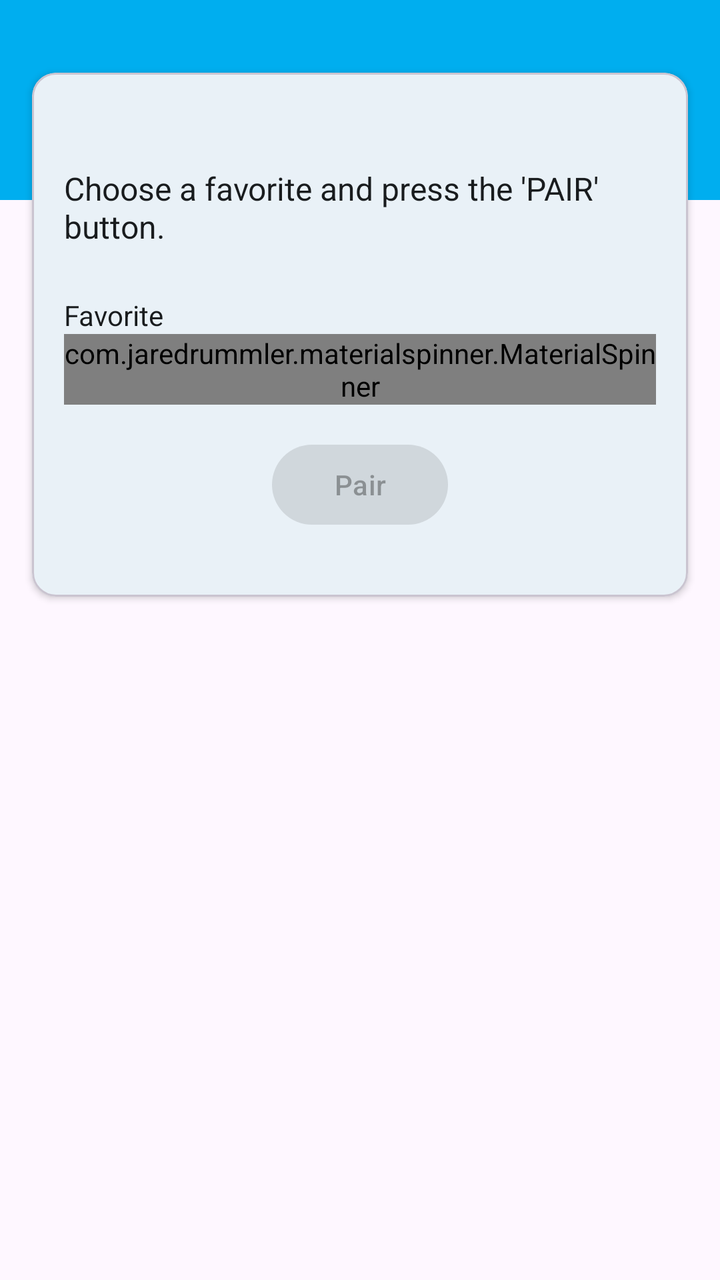
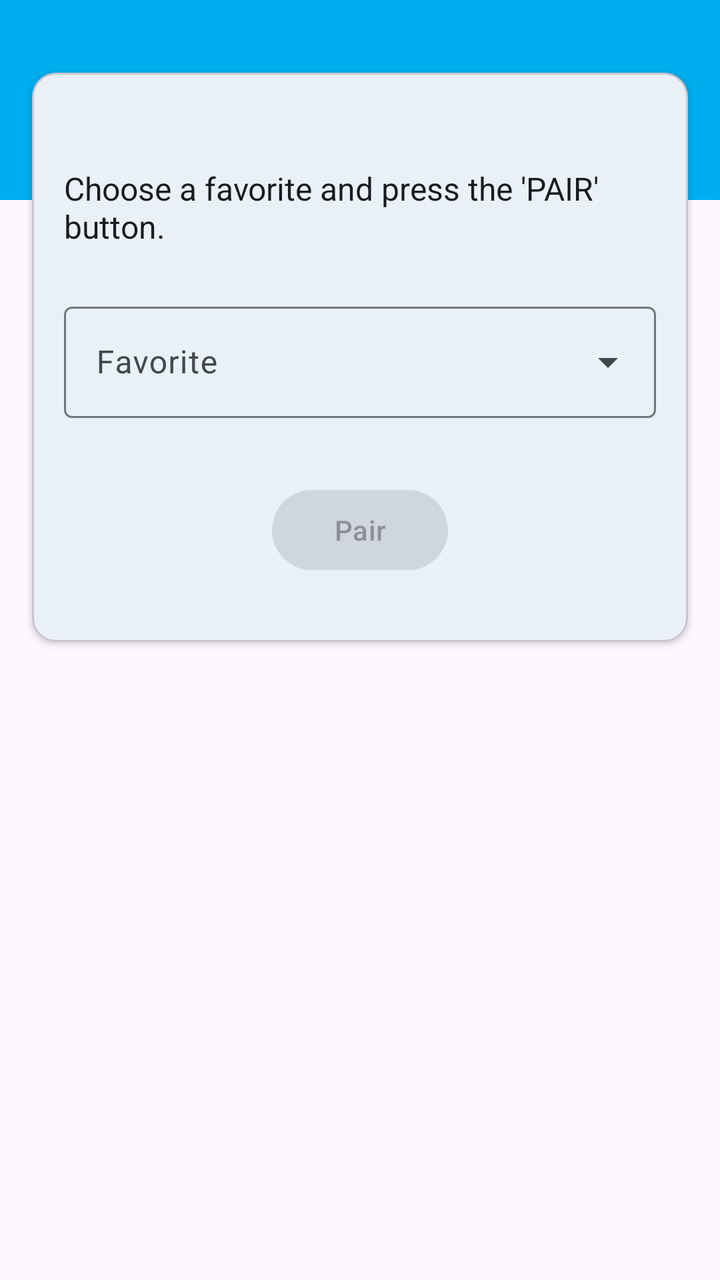

The first picture is an Android layout as it rendered before a commit; the second is the same layout after the commit. The layout source and the unified diff follow.
<!-- AndroidManifest.xml: application theme AppTheme -->
<!-- res/layout/fragment_pair.xml -->
<?xml version="1.0" encoding="utf-8"?>

<androidx.coordinatorlayout.widget.CoordinatorLayout xmlns:android="http://schemas.android.com/apk/res/android"
    xmlns:app="http://schemas.android.com/apk/res-auto"
    xmlns:tools="http://schemas.android.com/tools"
    android:id="@+id/coordinator"
    android:layout_width="match_parent"
    android:layout_height="match_parent"
    android:fitsSystemWindows="true"
    tools:context="com.github.kaiwinter.nfcsonos.main.PairFragment">

    <ScrollView
        android:layout_width="match_parent"
        android:layout_height="match_parent"
        app:layout_behavior="@string/appbar_scrolling_view_behavior">

        <LinearLayout
            android:layout_width="match_parent"
            android:layout_height="wrap_content"
            android:orientation="vertical">

            <LinearLayout
                android:layout_width="match_parent"
                android:layout_height="100dp"
                android:background="@color/colorPrimary"
                android:orientation="vertical"
                android:paddingTop="24dp" />

            <com.google.android.material.card.MaterialCardView
                android:layout_width="match_parent"
                android:layout_height="match_parent"
                android:layout_marginLeft="16dp"
                android:layout_marginTop="-64dp"
                android:layout_marginRight="16dp"
                android:layout_marginBottom="16dp"
                app:cardCornerRadius="12dp"
                app:cardElevation="2dp"
                app:contentPadding="16dp"
                app:contentPaddingTop="0dp">

                <LinearLayout
                    android:layout_width="match_parent"
                    android:layout_height="wrap_content"
                    android:layout_marginBottom="16dp"
                    android:orientation="vertical">

                    <LinearLayout
                        android:id="@+id/loading_container"
                        android:layout_width="match_parent"
                        android:layout_height="wrap_content"
                        android:layout_marginTop="16dp"
                        android:gravity="center"
                        android:orientation="vertical"
                        android:visibility="invisible">

                        <TextView
                            android:id="@+id/loading_description"
                            android:layout_width="match_parent"
                            android:layout_height="wrap_content"
                            style="?attr/textAppearanceBodyMedium" />

                        <com.google.android.material.progressindicator.LinearProgressIndicator
                            android:layout_width="match_parent"
                            android:layout_height="wrap_content"
                            android:indeterminate="true" />
                    </LinearLayout>

                    <TextView
                        android:layout_width="match_parent"
                        android:layout_height="wrap_content"
                        android:layout_marginTop="8dp"
                        android:layout_marginBottom="24dp"
                        android:text="@string/link_tag_description"
                        android:textColor="?attr/colorOnSurface"
                        android:textSize="16sp" />

                    <TextView
                        android:layout_width="match_parent"
                        android:layout_height="wrap_content"
                        android:text="@string/favorite"
                        android:textColor="?attr/colorOnSurface" />

                    <com.jaredrummler.materialspinner.MaterialSpinner
                        android:id="@+id/spinner"
                        android:layout_width="match_parent"
                        android:layout_height="wrap_content" />

                    <TextView
                        android:id="@+id/no_sonos_favorite_hint"
                        android:layout_width="match_parent"
                        android:layout_height="wrap_content"
                        android:text="@string/no_favorites"
                        android:visibility="gone" />

                    <com.google.android.material.button.MaterialButton
                        android:id="@+id/link_button"
                        style="@style/Widget.Material3.Button.TonalButton"
                        android:layout_width="wrap_content"
                        android:layout_height="wrap_content"
                        android:layout_marginTop="@dimen/section_margin"
                        android:layout_gravity="center"
                        android:enabled="false"
                        android:text="@string/pair_button" />

                    <LinearLayout
                        android:id="@+id/error_container"
                        android:layout_width="match_parent"
                        android:layout_height="wrap_content"
                        android:gravity="center"
                        android:orientation="vertical"
                        android:visibility="gone">

                        <TextView
                            android:id="@+id/error_description"
                            style="?attr/textAppearanceBodyLarge"
                            android:layout_width="wrap_content"
                            android:layout_height="wrap_content"
                            android:layout_gravity="center"
                            android:layout_marginTop="@dimen/section_margin"
                            android:layout_marginBottom="8dp" />

                    </LinearLayout>

                </LinearLayout>
            </com.google.android.material.card.MaterialCardView>
        </LinearLayout>
    </ScrollView>
</androidx.coordinatorlayout.widget.CoordinatorLayout>
<!-- resources referenced by this layout -->
<resources>
  <color name="colorPrimary">#00aeef</color>
  <dimen name="section_margin">16dp</dimen>
  <string name="favorite">Favorite</string>
  <string name="link_tag_description">Choose a favorite and press the \'PAIR\' button.</string>
  <string name="no_favorites">No Sonos favorites found. You have to define at least one Sonos favorite in the Sonos app otherwise you can\'t select one here.</string>
  <string name="pair_button">Pair</string>
  <style name="AppTheme" parent="Theme.Material3.DayNight.NoActionBar">
          <item name="colorPrimary">@color/md_theme_light_primary</item>
          <item name="colorOnPrimary">@color/md_theme_light_onPrimary</item>
          <item name="colorPrimaryContainer">@color/md_theme_light_primaryContainer</item>
          <item name="colorOnPrimaryContainer">@color/md_theme_light_onPrimaryContainer</item>
          <item name="colorSecondary">@color/md_theme_light_secondary</item>
          <item name="colorOnSecondary">@color/md_theme_light_onSecondary</item>
          <item name="colorSecondaryContainer">@color/md_theme_light_secondaryContainer</item>
          <item name="colorOnSecondaryContainer">@color/md_theme_light_onSecondaryContainer</item>
          <item name="colorSurface">@color/md_theme_light_surface</item>
          <item name="colorOnSurface">@color/md_theme_light_onSurface</item>
          <item name="colorSurfaceVariant">@color/md_theme_light_surfaceVariant</item>
          <item name="colorOnSurfaceVariant">@color/md_theme_light_onSurfaceVariant</item>
          <item name="colorOutline">@color/md_theme_light_outline</item>
  
          <item name="colorAccent">@color/colorAccent</item>
      </style>
  <color name="md_theme_light_primary">#00658F</color>
  <color name="md_theme_light_onPrimary">#FFFFFF</color>
  <color name="md_theme_light_primaryContainer">#C8E6FF</color>
  <color name="md_theme_light_onPrimaryContainer">#001E2E</color>
  <color name="md_theme_light_secondary">#4F606E</color>
  <color name="md_theme_light_onSecondary">#FFFFFF</color>
  <color name="md_theme_light_secondaryContainer">#D3E5F5</color>
  <color name="md_theme_light_onSecondaryContainer">#0B1D29</color>
  <color name="md_theme_light_surface">#FBFCFF</color>
  <color name="md_theme_light_onSurface">#191C1E</color>
  <color name="md_theme_light_surfaceVariant">#DDE3EA</color>
  <color name="md_theme_light_onSurfaceVariant">#41484D</color>
  <color name="md_theme_light_outline">#71787E</color>
  <color name="colorAccent">#FFAB00</color>
</resources>

<!-- the commit's change to res/layout/fragment_pair.xml (unified diff, before → after) -->
@@ -74,16 +74,21 @@
                         android:textColor="?attr/colorOnSurface"
                         android:textSize="16sp" />
 
-                    <TextView
+                    <com.google.android.material.textfield.TextInputLayout
+                        android:id="@+id/spinner_container"
+                        style="@style/Widget.Material3.TextInputLayout.OutlinedBox.ExposedDropdownMenu"
                         android:layout_width="match_parent"
                         android:layout_height="wrap_content"
-                        android:text="@string/favorite"
-                        android:textColor="?attr/colorOnSurface" />
+                        android:layout_marginBottom="16dp"
+                        android:hint="@string/favorite">
 
-                    <com.jaredrummler.materialspinner.MaterialSpinner
-                        android:id="@+id/spinner"
-                        android:layout_width="match_parent"
-                        android:layout_height="wrap_content" />
+                        <com.google.android.material.textfield.MaterialAutoCompleteTextView
+                            android:id="@+id/spinner"
+                            android:layout_width="match_parent"
+                            android:layout_height="wrap_content"
+                            android:inputType="none" />
+
+                    </com.google.android.material.textfield.TextInputLayout>
 
                     <TextView
                         android:id="@+id/no_sonos_favorite_hint"
